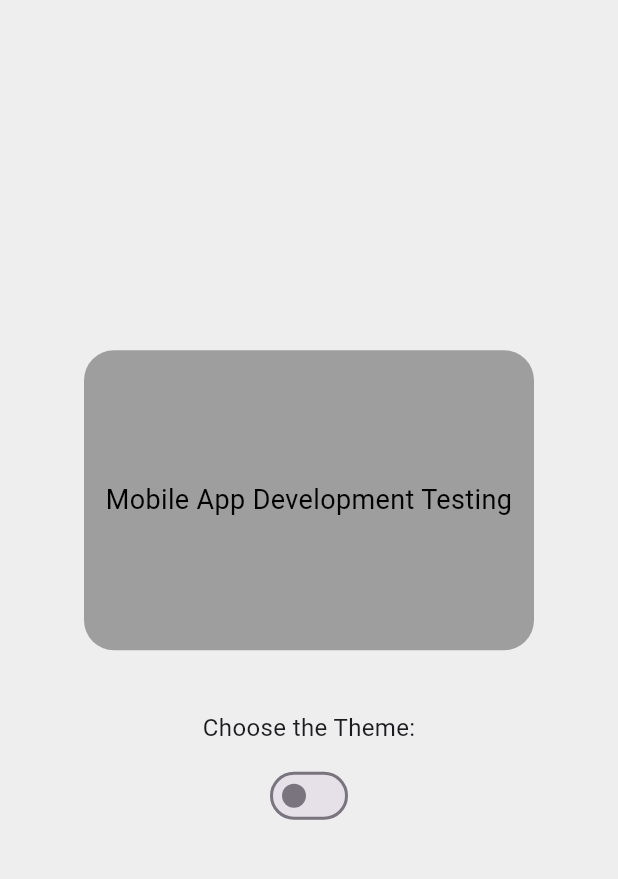
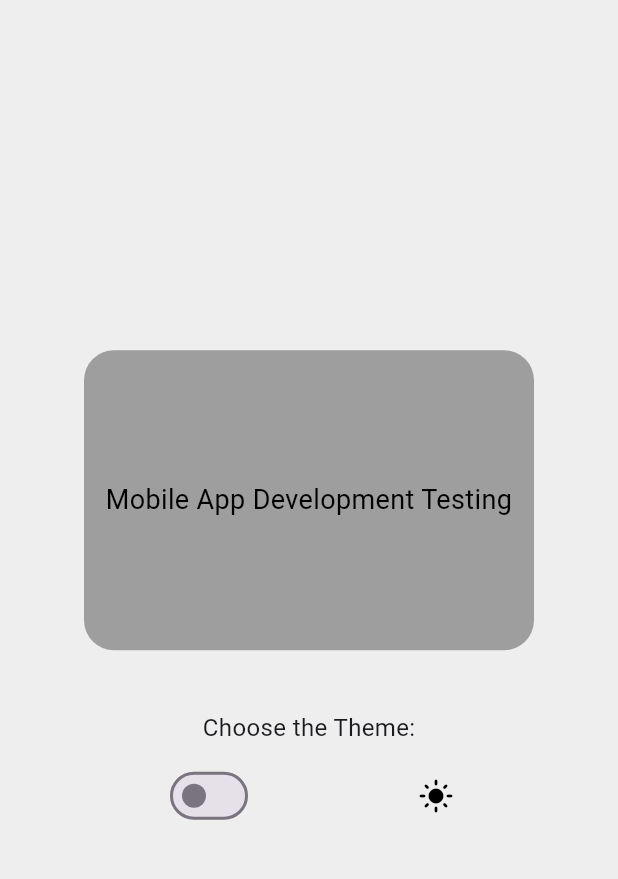
Before and after one commit to AinzOolGown/inclass2, a Flutter app: the screen it shows after launch, on a phone screen of 412 x 824 dp, the part 84-963 px from its top. Run offline on Flutter 3.47's test engine with Material 3 defaults, Android fonts, the phone set to English and light mode, and no system bars.

Commit message:
changing icon under new row, buggy

```diff
--- a/inClass3/inclass3/lib/main.dart
+++ b/inClass3/inclass3/lib/main.dart
@@ -81,6 +81,12 @@ class _RunMyAppState extends State<RunMyApp> {
                     },
                     //minor bug: switch does not work properly for the first swtich, fine afterwards
                   ),
+                  IconTheme(
+                    data: IconThemeData(
+                      color: Theme.of(context).brightness == Brightness.dark ? Colors.white : Colors.black,
+                    ),
+                    child: Icon(_themeMode.name == "dark" ? Icons.dark_mode : Icons.light_mode),
+                  )
                 ],
               ),
             ],
```
